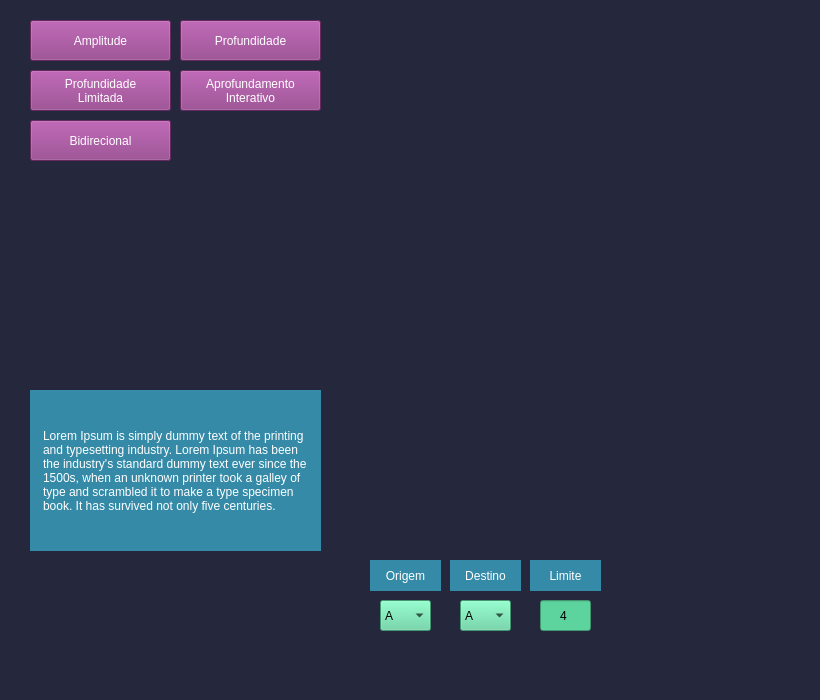
RodgerOliver/mario-party-unitau, file Mario_Party.ui: the form before one commit.
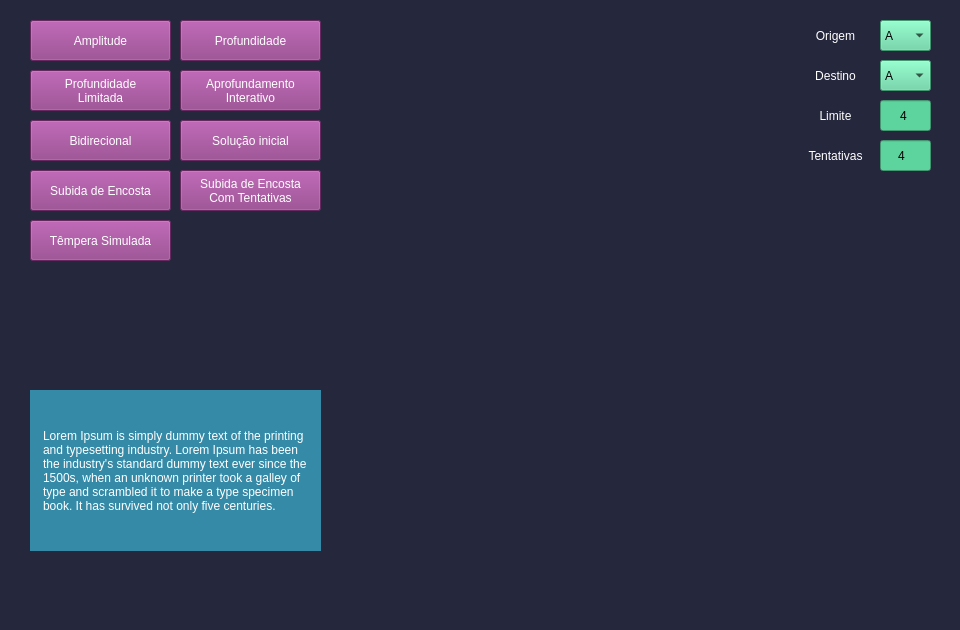
The form after the commit. Icons and pictures are not drawn.

Commit message: Adicionar botões de busca local com informação

The edit to the form file:
```diff
--- a/Mario_Party.ui
+++ b/Mario_Party.ui
@@ -6,14 +6,14 @@
    <rect>
     <x>0</x>
     <y>0</y>
-    <width>820</width>
-    <height>700</height>
+    <width>960</width>
+    <height>630</height>
    </rect>
   </property>
   <property name="minimumSize">
    <size>
-    <width>820</width>
-    <height>700</height>
+    <width>960</width>
+    <height>630</height>
    </size>
   </property>
   <property name="windowTitle">
@@ -36,7 +36,22 @@
 	font: 75 10pt &quot;Noto Sans CJK HK&quot;;
 	color: rgb(255, 255, 255);
 }
-QPushButton.busca_local_com_info {
+
+QLabel {
+	font: 75 10pt &quot;Noto Sans CJK HK&quot;;
+	color: rgb(255, 255, 255);
+	padding: 2px;
+}
+
+.img {
+	padding: 0;
+}
+
+.busca_local_sem_info {
+	background-color: rgb(143, 57, 133);
+}
+
+.busca_local_com_info {
 	background-color: rgb(57, 143, 60);
 }
 
@@ -217,8 +232,8 @@
    <widget class="QComboBox" name="origem">
     <property name="geometry">
      <rect>
-      <x>380</x>
-      <y>600</y>
+      <x>880</x>
+      <y>20</y>
       <width>51</width>
       <height>31</height>
      </rect>
@@ -355,17 +370,14 @@
    <widget class="QLabel" name="origem_label">
     <property name="geometry">
      <rect>
-      <x>370</x>
-      <y>560</y>
+      <x>800</x>
+      <y>20</y>
       <width>71</width>
       <height>31</height>
      </rect>
     </property>
     <property name="styleSheet">
-     <string notr="true">font: 75 10pt &quot;Noto Sans CJK HK&quot;;
-color: rgb(255, 255, 255);
-background-color: rgb(52, 138, 167);
-padding: 2px;</string>
+     <string notr="true"/>
     </property>
     <property name="text">
      <string>Origem</string>
@@ -383,8 +395,8 @@
    <widget class="QComboBox" name="destino">
     <property name="geometry">
      <rect>
-      <x>460</x>
-      <y>600</y>
+      <x>880</x>
+      <y>60</y>
       <width>51</width>
       <height>31</height>
      </rect>
@@ -521,17 +533,14 @@
    <widget class="QLabel" name="destino_label">
     <property name="geometry">
      <rect>
-      <x>450</x>
-      <y>560</y>
+      <x>800</x>
+      <y>60</y>
       <width>71</width>
       <height>31</height>
      </rect>
     </property>
-    <property name="styleSheet">
-     <string notr="true">font: 75 10pt &quot;Noto Sans CJK HK&quot;;
-color: rgb(255, 255, 255);
-background-color: rgb(52, 138, 167);
-padding: 2px;</string>
+    <property name="statusTip">
+     <string>Destino para os algoritmos de busca local sem informação (botões roxos).</string>
     </property>
     <property name="text">
      <string>Destino</string>
@@ -549,8 +558,8 @@
    <widget class="QLineEdit" name="profundidade_limite">
     <property name="geometry">
      <rect>
-      <x>540</x>
-      <y>600</y>
+      <x>880</x>
+      <y>100</y>
       <width>51</width>
       <height>31</height>
      </rect>
@@ -571,8 +580,8 @@
    <widget class="QLabel" name="profundidade_limite_label">
     <property name="geometry">
      <rect>
-      <x>530</x>
-      <y>560</y>
+      <x>800</x>
+      <y>100</y>
       <width>71</width>
       <height>31</height>
      </rect>
@@ -583,12 +592,6 @@
     <property name="layoutDirection">
      <enum>Qt::RightToLeft</enum>
     </property>
-    <property name="styleSheet">
-     <string notr="true">font: 75 10pt &quot;Noto Sans CJK HK&quot;;
-color: rgb(255, 255, 255);
-background-color: rgb(52, 138, 167);
-padding: 2px;</string>
-    </property>
     <property name="text">
      <string>Limite</string>
     </property>
@@ -601,6 +604,151 @@
     <property name="margin">
      <number>0</number>
     </property>
+    <property name="class" stdset="0">
+     <string>busca_local_sem_info</string>
+    </property>
+   </widget>
+   <widget class="QPushButton" name="solucao_inicial">
+    <property name="geometry">
+     <rect>
+      <x>180</x>
+      <y>120</y>
+      <width>141</width>
+      <height>41</height>
+     </rect>
+    </property>
+    <property name="cursor">
+     <cursorShape>PointingHandCursor</cursorShape>
+    </property>
+    <property name="styleSheet">
+     <string notr="true"/>
+    </property>
+    <property name="text">
+     <string>Solução inicial</string>
+    </property>
+    <property name="class" stdset="0">
+     <string>busca_local_com_info</string>
+    </property>
+   </widget>
+   <widget class="QPushButton" name="encosta">
+    <property name="geometry">
+     <rect>
+      <x>30</x>
+      <y>170</y>
+      <width>141</width>
+      <height>41</height>
+     </rect>
+    </property>
+    <property name="cursor">
+     <cursorShape>PointingHandCursor</cursorShape>
+    </property>
+    <property name="styleSheet">
+     <string notr="true"/>
+    </property>
+    <property name="text">
+     <string>Subida de Encosta</string>
+    </property>
+    <property name="class" stdset="0">
+     <string>busca_local_com_info</string>
+    </property>
+   </widget>
+   <widget class="QPushButton" name="encosta_alt">
+    <property name="geometry">
+     <rect>
+      <x>180</x>
+      <y>170</y>
+      <width>141</width>
+      <height>41</height>
+     </rect>
+    </property>
+    <property name="cursor">
+     <cursorShape>PointingHandCursor</cursorShape>
+    </property>
+    <property name="styleSheet">
+     <string notr="true"/>
+    </property>
+    <property name="text">
+     <string>Subida de Encosta
+Com Tentativas</string>
+    </property>
+    <property name="class" stdset="0">
+     <string>busca_local_com_info</string>
+    </property>
+   </widget>
+   <widget class="QPushButton" name="tempera">
+    <property name="geometry">
+     <rect>
+      <x>30</x>
+      <y>220</y>
+      <width>141</width>
+      <height>41</height>
+     </rect>
+    </property>
+    <property name="cursor">
+     <cursorShape>PointingHandCursor</cursorShape>
+    </property>
+    <property name="styleSheet">
+     <string notr="true"/>
+    </property>
+    <property name="text">
+     <string>Têmpera Simulada</string>
+    </property>
+    <property name="class" stdset="0">
+     <string>busca_local_com_info</string>
+    </property>
+   </widget>
+   <widget class="QLineEdit" name="tentativas">
+    <property name="geometry">
+     <rect>
+      <x>880</x>
+      <y>140</y>
+      <width>51</width>
+      <height>31</height>
+     </rect>
+    </property>
+    <property name="inputMask">
+     <string>999</string>
+    </property>
+    <property name="text">
+     <string>4</string>
+    </property>
+    <property name="maxLength">
+     <number>3</number>
+    </property>
+    <property name="alignment">
+     <set>Qt::AlignCenter</set>
+    </property>
+   </widget>
+   <widget class="QLabel" name="tentativas_label">
+    <property name="geometry">
+     <rect>
+      <x>800</x>
+      <y>140</y>
+      <width>71</width>
+      <height>31</height>
+     </rect>
+    </property>
+    <property name="statusTip">
+     <string>Valor de tentativas para o algoritmo de subida de encosta com tentativas.</string>
+    </property>
+    <property name="layoutDirection">
+     <enum>Qt::RightToLeft</enum>
+    </property>
+    <property name="text">
+     <string>Tentativas</string>
+    </property>
+    <property name="alignment">
+     <set>Qt::AlignCenter</set>
+    </property>
+    <property name="wordWrap">
+     <bool>true</bool>
+    </property>
+    <property name="margin">
+     <number>0</number>
+    </property>
+    <property name="class" stdset="0">
+     <string>busca_local_com_info</string>
+    </property>
    </widget>
   </widget>
   <widget class="QMenuBar" name="menubar">
```
Left out of the diff: 32 changed lines with no effect on the pictures.
